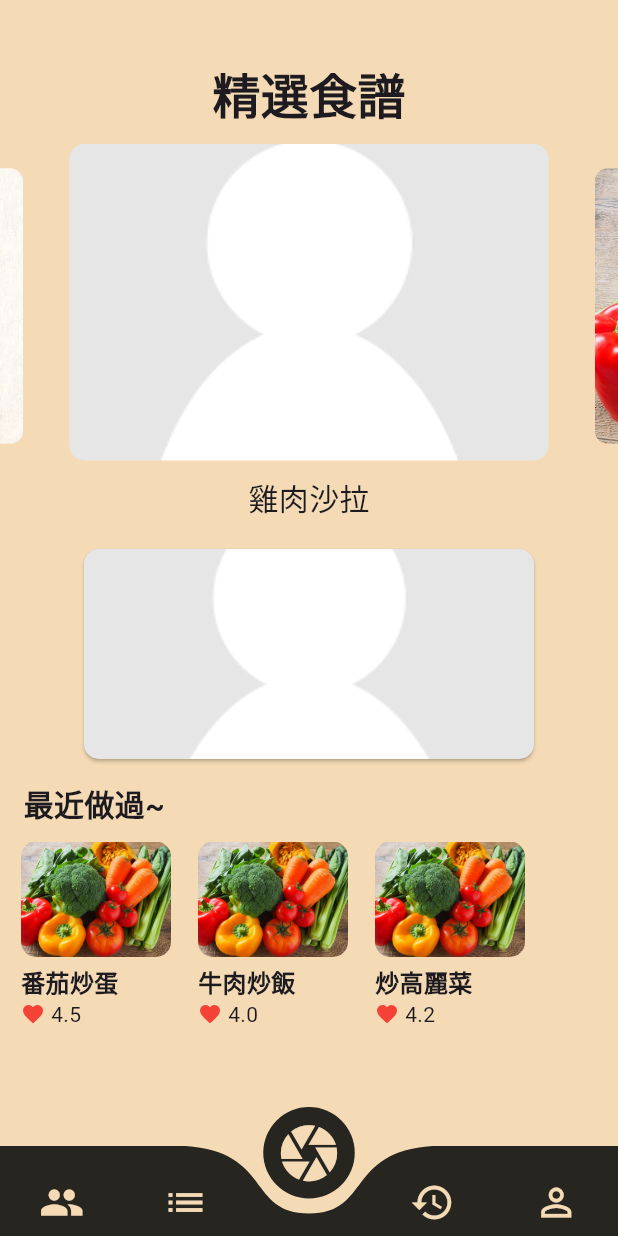
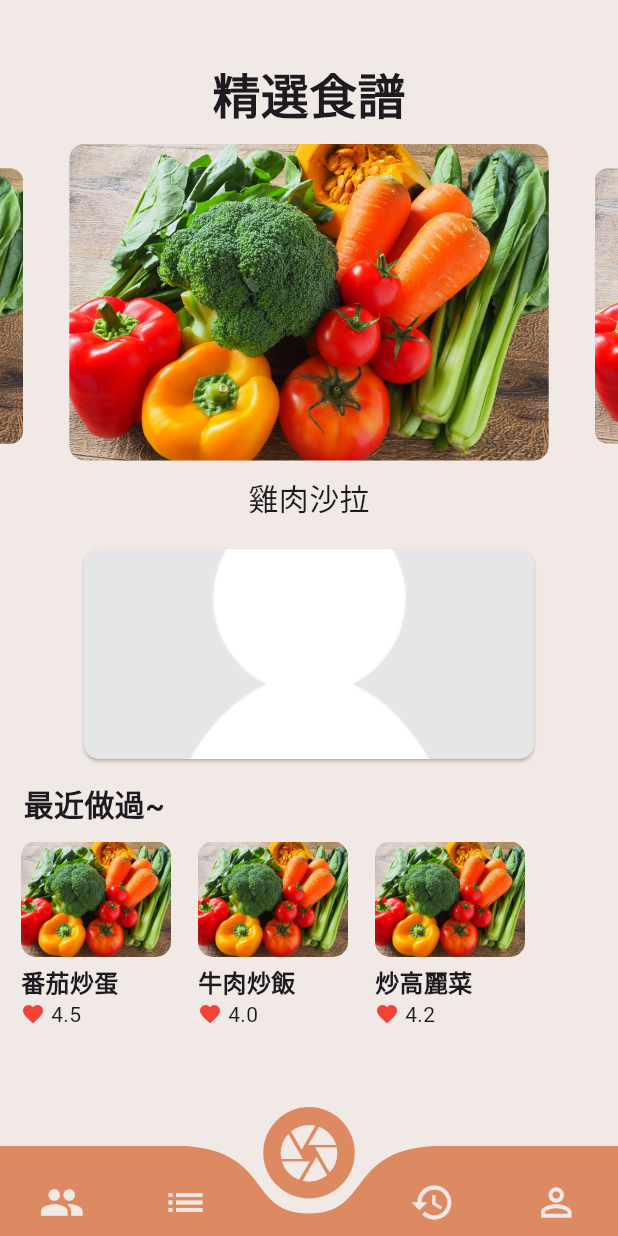
Before and after one commit to AaliyahWu/RecipeGPT, a Flutter app: the HomePage screen opened directly, on a phone screen of 412 x 824 dp. Run offline on Flutter 3.47's test engine with Material 3 defaults, Android fonts, the phone set to English and light mode, and no system bars; drawn by our look-alikes of carousel_slider; our stand-ins replace camera, curved_navigation_bar, get, image_cropper, image_picker, permission_handler and 1 more; missing offline and left inert: flutter_tflite, mysql1; project files that could hold a hidden picture were left out.

Commit message:
改背景色

```diff
--- a/lib/homepage.dart
+++ b/lib/homepage.dart
@@ -41,15 +41,15 @@ class _HomePageState extends State<HomePage> {
         index: _currentPageIndex,
         height: 60.0,
         items: <Widget>[
-          Icon(Icons.group, size: 30, color: Color(0xFFF4DAB5)),
-          Icon(Icons.list, size: 30, color: Color(0xFFF4DAB5)),
-          Icon(Icons.camera, size: 45, color: Color(0xFFF4DAB5)),
-          Icon(Icons.history, size: 30, color: Color(0xFFF4DAB5)),
-          Icon(Icons.perm_identity, size: 30, color: Color(0xFFF4DAB5)),
+          Icon(Icons.group, size: 30, color: Color(0xFFF1E9E6)),
+          Icon(Icons.list, size: 30, color: Color(0xFFF1E9E6)),
+          Icon(Icons.camera, size: 45, color: Color(0xFFF1E9E6)),
+          Icon(Icons.history, size: 30, color: Color(0xFFF1E9E6)),
+          Icon(Icons.perm_identity, size: 30, color: Color(0xFFF1E9E6)),
         ],
-        color: Color(0xFF262520),
-        buttonBackgroundColor: Color(0xFF262520),
-        backgroundColor: Color(0xFFF4DAB5),
+        color: Color(0xFFDD8A62),
+        buttonBackgroundColor: Color(0xFFDD8A62),
+        backgroundColor: Color(0xFFF1E9E6), // 設定背景顏色
         animationCurve: Curves.easeInOut,
         animationDuration: Duration(milliseconds: 350),
         onTap: (index) {
@@ -67,7 +67,7 @@ class _HomePageState extends State<HomePage> {
     switch (_currentPageIndex) {
       case 0:
         return Container(
-          color: Color(0xFFF4DAB5),
+          color: Color(0xFFF1E9E6),
           child: Center(
             child: Text('社群'),
           ),
@@ -75,7 +75,7 @@ class _HomePageState extends State<HomePage> {
 
       case 1:
         return Container(
-          color: Color(0xFFF4DAB5),
+          color: Color(0xFFF1E9E6),
           child: Center(
             child: Column(
               mainAxisAlignment: MainAxisAlignment.start,
@@ -173,7 +173,7 @@ class _HomePageState extends State<HomePage> {
         }
 
         return Container(
-          color: Color(0xFFF4DAB5),
+          color: Color(0xFFF1E9E6),
           child: Stack(
             alignment: Alignment.bottomCenter,
             children: [
@@ -204,9 +204,9 @@ class _HomePageState extends State<HomePage> {
                           viewportFraction: 0.8,
                         ),
                         items: [
-                          {'image': 'assets/images.png', 'title': '雞肉沙拉'},
+                          {'image': 'assets/image/food.jpg', 'title': '雞肉沙拉'},
                           {'image': 'assets/image/food.jpg', 'title': '蔬菜湯'},
-                          {'image': 'assets/image/note.jpg', 'title': '水果拼盤'},
+                          {'image': 'assets/image/food.jpg', 'title': '水果拼盤'},
                         ].map((item) {
                           final imageUrl = item['image'] ?? '';
                           final title = item['title'] ?? '';
@@ -421,7 +421,7 @@ class _HomePageState extends State<HomePage> {
         ];
 
         return Container(
-          color: Color(0xFFF4DAB5),
+          color: Color(0xFFF1E9E6),
           child: Column(
             children: [
               SizedBox(height: 20),
@@ -456,7 +456,7 @@ class _HomePageState extends State<HomePage> {
         );
       case 4:
         return Scaffold(
-          backgroundColor: Color(0xFFF4DAB5),
+          backgroundColor: Color(0xFFF1E9E6),
           body: Padding(
             padding: const EdgeInsets.only(top: 50.0),
             child: Center(
```
Also changed, not shown: lib/login/onboarding.dart (+5 -3 lines), lib/login/splash.dart (+13 -2 lines), assets/Page1.jpg (deleted), assets/Page1.png (added), assets/Page2.jpg (deleted), assets/Page2.png (added), assets/Page3.jpg (deleted), assets/Page3.png (added).
